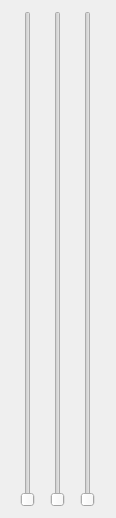
First picture: the form in forms/sliderWidget.ui, repository isis-group/vast, before the edit.
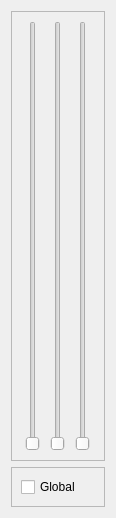
Second picture: the form after the edit.

Commit message: connected the sliders in zmap mode

The edit to the form file:
```diff
--- a/forms/sliderWidget.ui
+++ b/forms/sliderWidget.ui
@@ -13,7 +13,16 @@
   <property name="windowTitle">
    <string>Form</string>
   </property>
-  <layout class="QHBoxLayout" name="horizontalLayout">
+  <layout class="QVBoxLayout" name="verticalLayout">
+   <item>
+    <widget class="QFrame" name="frame">
+     <property name="frameShape">
+      <enum>QFrame::StyledPanel</enum>
+     </property>
+     <property name="frameShadow">
+      <enum>QFrame::Raised</enum>
+     </property>
+     <layout class="QHBoxLayout" name="horizontalLayout_2">
    <item>
     <widget class="QSlider" name="maxSlider">
      <property name="orientation">
@@ -33,6 +42,28 @@
      <property name="orientation">
       <enum>Qt::Vertical</enum>
      </property>
+       </widget>
+      </item>
+     </layout>
+    </widget>
+   </item>
+   <item>
+    <widget class="QFrame" name="zmapModeFrame">
+     <property name="frameShape">
+      <enum>QFrame::StyledPanel</enum>
+     </property>
+     <property name="frameShadow">
+      <enum>QFrame::Raised</enum>
+     </property>
+     <layout class="QVBoxLayout" name="verticalLayout_2">
+      <item>
+       <widget class="QCheckBox" name="checkGlobal">
+        <property name="text">
+         <string>Global</string>
+        </property>
+       </widget>
+      </item>
+     </layout>
     </widget>
    </item>
   </layout>
```
Lines whose indentation alone changed are shown as unchanged. The commit also changes 2 other files.
